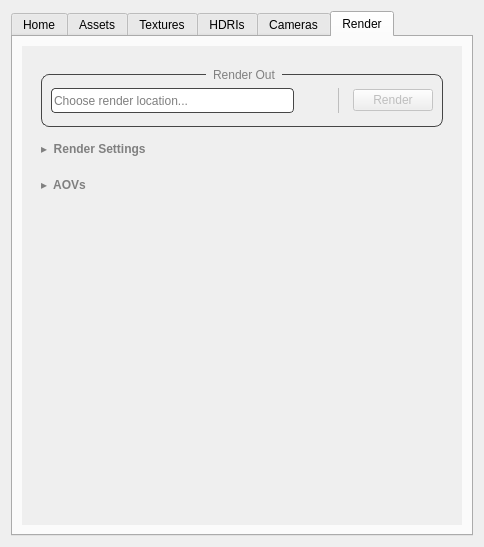
Before: the Qt Designer form YFX_Lookdev_Tool/dev/UI/turntable_UI.ui in kaanyilmaz99/YFX_Lookdev_Tool, drawn with Qt 5.
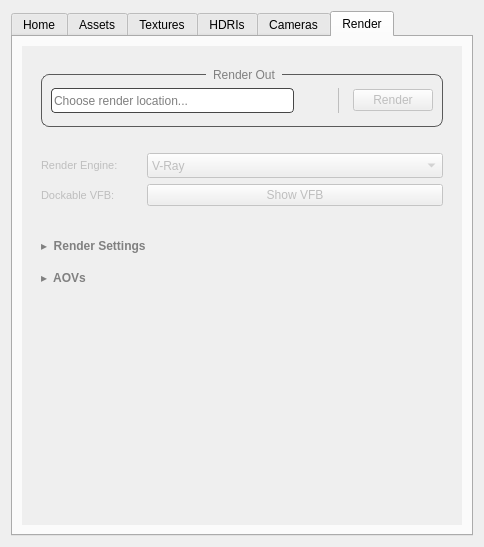
After: the same form once the commit is applied. The open tabs and pages were chosen to show the change. Icons and pictures are not drawn.

```diff
--- a/YFX_Lookdev_Tool/dev/UI/turntable_UI.ui
+++ b/YFX_Lookdev_Tool/dev/UI/turntable_UI.ui
@@ -1237,8 +1237,8 @@
            <rect>
             <x>0</x>
             <y>0</y>
-            <width>434</width>
-            <height>477</height>
+            <width>450</width>
+            <height>499</height>
            </rect>
           </property>
           <layout class="QVBoxLayout" name="verticalLayout_21">
@@ -1246,7 +1246,7 @@
             <number>11</number>
            </property>
            <item>
-            <layout class="QVBoxLayout" name="verticalLayout_20" stretch="0,0,0,0,1">
+            <layout class="QVBoxLayout" name="verticalLayout_20" stretch="0,0,0,0,0,0,0,1">
              <property name="leftMargin">
               <number>10</number>
              </property>
@@ -1263,7 +1263,7 @@
               <widget class="QGroupBox" name="groupBox">
                <property name="styleSheet">
                 <string notr="true">QGroupBox{
-	border: 1px solid rgb(70, 70, 70);
+	border: 1px solid rgb(90, 90, 90);
     border-radius: 8px;
 	margin-top: 9px;
 }
@@ -1425,7 +1425,100 @@
                <property name="sizeHint" stdset="0">
                 <size>
                  <width>40</width>
-                 <height>5</height>
+                 <height>20</height>
+                </size>
+               </property>
+              </spacer>
+             </item>
+             <item>
+              <layout class="QHBoxLayout" name="horizontalLayout_9">
+               <property name="topMargin">
+                <number>0</number>
+               </property>
+               <property name="bottomMargin">
+                <number>0</number>
+               </property>
+               <item>
+                <widget class="QLabel" name="label">
+                 <property name="maximumSize">
+                  <size>
+                   <width>100</width>
+                   <height>16777215</height>
+                  </size>
+                 </property>
+                 <property name="font">
+                  <font>
+                   <pointsize>8</pointsize>
+                  </font>
+                 </property>
+                 <property name="text">
+                  <string>Render Engine:</string>
+                 </property>
+                </widget>
+               </item>
+               <item>
+                <widget class="QComboBox" name="cBox_render_engine">
+                 <property name="minimumSize">
+                  <size>
+                   <width>0</width>
+                   <height>25</height>
+                  </size>
+                 </property>
+                 <item>
+                  <property name="text">
+                   <string>V-Ray</string>
+                  </property>
+                 </item>
+                 <item>
+                  <property name="text">
+                   <string>V-Ray GPU</string>
+                  </property>
+                 </item>
+                </widget>
+               </item>
+              </layout>
+             </item>
+             <item>
+              <layout class="QHBoxLayout" name="horizontalLayout_10">
+               <property name="bottomMargin">
+                <number>0</number>
+               </property>
+               <item>
+                <widget class="QLabel" name="label_2">
+                 <property name="maximumSize">
+                  <size>
+                   <width>100</width>
+                   <height>16777215</height>
+                  </size>
+                 </property>
+                 <property name="font">
+                  <font>
+                   <pointsize>8</pointsize>
+                  </font>
+                 </property>
+                 <property name="text">
+                  <string>Dockable VFB:</string>
+                 </property>
+                </widget>
+               </item>
+               <item>
+                <widget class="QPushButton" name="pBtn_vfb">
+                 <property name="text">
+                  <string>Show VFB</string>
+                 </property>
+                </widget>
+               </item>
+              </layout>
+             </item>
+             <item>
+              <spacer name="horizontalSpacer_9">
+               <property name="orientation">
+                <enum>Qt::Horizontal</enum>
+               </property>
+               <property name="sizeHint" stdset="0">
+                <size>
+                 <width>40</width>
+                 <height>20</height>
                 </size>
                </property>
               </spacer>
@@ -1433,10 +1526,10 @@
              <item>
               <layout class="QVBoxLayout" name="layout_rs">
                <property name="topMargin">
-                <number>0</number>
+                <number>3</number>
                </property>
                <property name="bottomMargin">
-                <number>5</number>
+                <number>3</number>
                </property>
                <item>
                 <widget class="QPushButton" name="btn_render_settings">
@@ -1478,7 +1571,7 @@
              <item>
               <layout class="QVBoxLayout" name="layout_aov">
                <property name="topMargin">
-                <number>5</number>
+                <number>3</number>
                </property>
                <item>
                 <widget class="QPushButton" name="btn_aovs">
```
Left out of the diff: 28 changed lines with no effect on the pictures.
